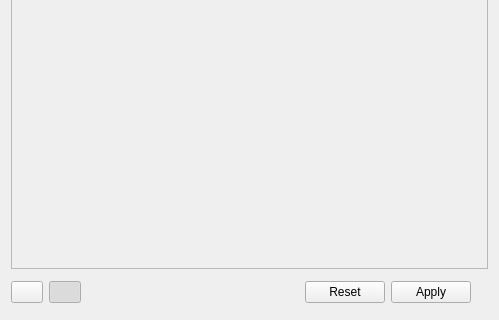
Old version of the form plugins/tools/tool_transform2/wdg_tool_transform.ui in the repository KDE/krita; both pictures show x 0 to 499 and y 431 to 751 of the 499 by 751 pixel window.
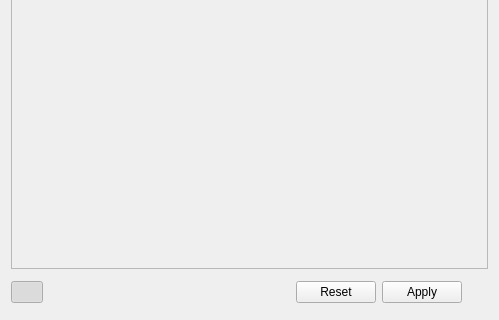
New version of the form. Custom widgets are drawn as their Qt base class.

Commit message:
Remove Show Decorations option from Transform Tool
This option didn't work for several years and noone noticed that. I'm
also not sure it is possible to make it work in a sane way for new
transformation modes, like "Cage" and "Liquify". It seems like the
option didn't work right from implementation of these modes.

BUG:413573

```diff
--- a/plugins/tools/tool_transform2/wdg_tool_transform.ui
+++ b/plugins/tools/tool_transform2/wdg_tool_transform.ui
@@ -2139,34 +2139,6 @@
      <property name="topMargin">
       <number>6</number>
      </property>
-     <item>
-      <widget class="QPushButton" name="showDecorationsBox">
-       <property name="sizePolicy">
-        <sizepolicy hsizetype="Fixed" vsizetype="Fixed">
-         <horstretch>0</horstretch>
-         <verstretch>0</verstretch>
-        </sizepolicy>
-       </property>
-       <property name="maximumSize">
-        <size>
-         <width>32</width>
-         <height>16777215</height>
-        </size>
-       </property>
-       <property name="toolTip">
-        <string>Show Decorations</string>
-       </property>
-       <property name="text">
-        <string/>
-       </property>
-       <property name="checkable">
-        <bool>true</bool>
-       </property>
-       <property name="checked">
-        <bool>false</bool>
-       </property>
-      </widget>
-     </item>
      <item>
       <widget class="QPushButton" name="chkWorkRecursively">
        <property name="sizePolicy">
```
Left out of the diff: 2 changed lines with no effect on the pictures. The commit also changes 6 other files.
